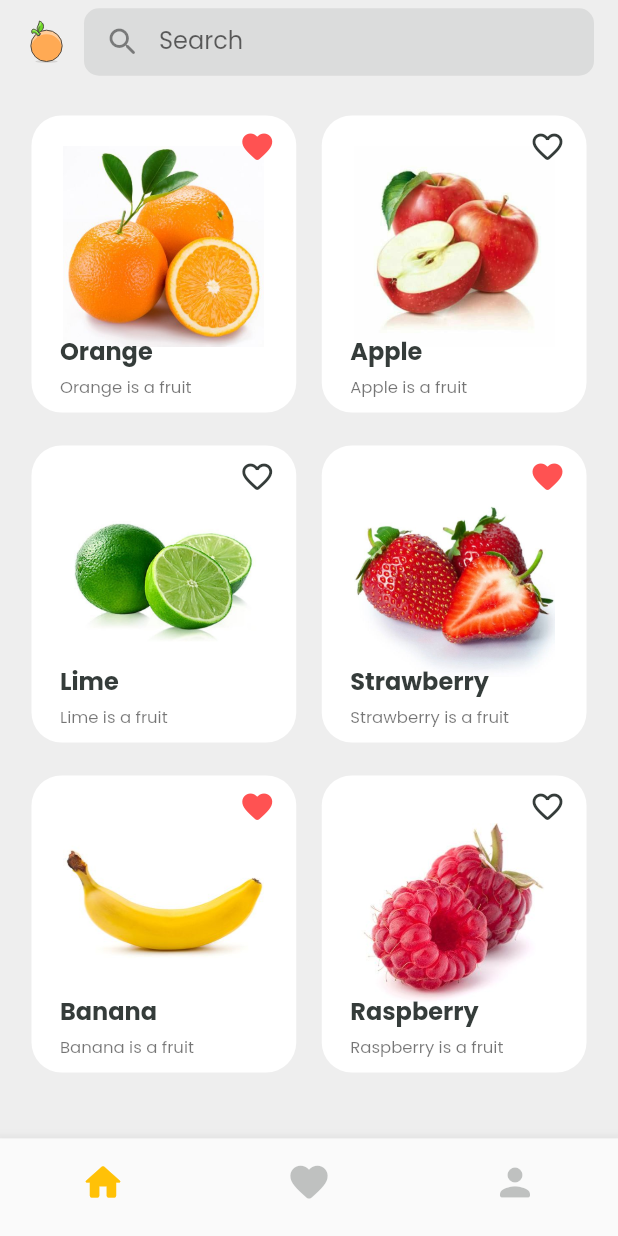
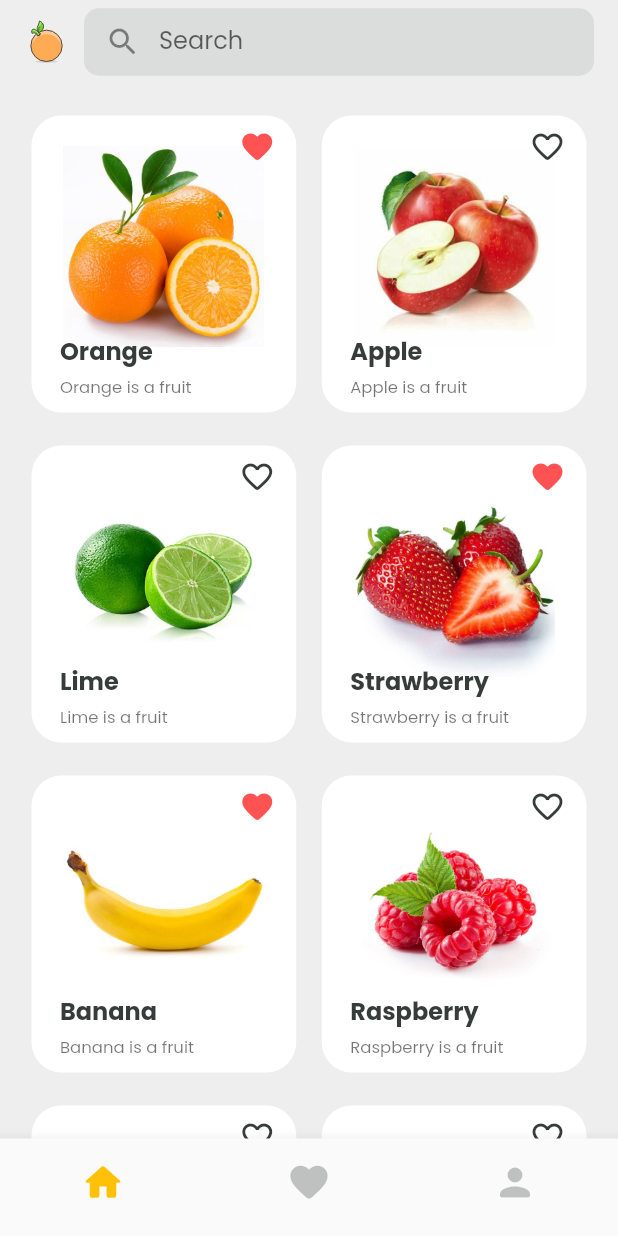
Before and after one commit to eliascreates/Fruit-Tiedot, a Flutter app: the screen it shows after launch, on a phone screen of 412 x 824 dp. Run offline on Flutter 3.47's test engine with Material 2 defaults, Android fonts, the phone set to English and light mode, and no system bars; our stand-ins replace flutter_svg, google_fonts.

Commit message:
Build fruit detail screen and Add More Fruit assets

```diff
--- a/lib/main.dart
+++ b/lib/main.dart
@@ -18,13 +18,14 @@ class MyApp extends StatelessWidget {
       debugShowCheckedModeBanner: false,
       title: "Fruits Tiedot App",
       theme: ThemeData(
+        scaffoldBackgroundColor: Colors.grey[200],
         primaryColor: kSecondaryColor,
         primarySwatch: Colors.amber,
         iconTheme: const IconThemeData(color: kBgColorDark),
         textTheme: GoogleFonts.poppinsTextTheme(Theme.of(context).textTheme)
             .apply(bodyColor: kBgColorDark),
       ),
-      darkTheme: darkThemeData(context),
+      // darkTheme: darkThemeData(context),
       home: const MainScreen(),
     );
   }
--- a/lib/models/fruits.dart
+++ b/lib/models/fruits.dart
@@ -5,11 +5,12 @@ class Fruit {
     required this.name,
     required this.description,
     required this.imageSrc,
+    required this.detailImageSrc,
     required this.calories,
     this.isFavorite = false,
   });
 
-  final String name, imageSrc, description;
+  final String name, imageSrc, detailImageSrc, description;
   final int calories;
   bool isFavorite;
 
@@ -23,6 +24,7 @@ List fruits = [
     name: "Orange",
     description: "Orange is a fruit",
     imageSrc: "assets/images/orangeIcon.jpeg",
+    detailImageSrc: "assets/images/orangePhoto.jpeg",
     calories: 45,
     isFavorite: true,
   ),
@@ -30,6 +32,7 @@ List fruits = [
     name: "Apple",
     description: "Apple is a fruit",
     imageSrc: "assets/images/appleIcon.jpeg",
+    detailImageSrc: "assets/images/applePhoto.png",
     calories: 45,
     isFavorite: false,
   ),
@@ -37,6 +40,7 @@ List fruits = [
     name: "Lime",
     description: "Lime is a fruit",
     imageSrc: "assets/images/limeIcon.jpeg",
+    detailImageSrc: "assets/images/limePhoto.jpeg",
     calories: 45,
     isFavorite: false,
   ),
@@ -44,6 +48,7 @@ List fruits = [
     name: "Strawberry",
     description: "Strawberry is a fruit",
     imageSrc: "assets/images/strawberryIcon.jpeg",
+    detailImageSrc: "assets/images/strawberryPhoto.png",
     calories: 45,
     isFavorite: true,
   ),
@@ -51,6 +56,7 @@ List fruits = [
     name: "Banana",
     description: "Banana is a fruit",
     imageSrc: "assets/images/bananaIcon.jpeg",
+    detailImageSrc: "assets/images/bananaPhoto.jpeg",
     calories: 45,
     isFavorite: true,
   ),
@@ -58,6 +64,23 @@ List fruits = [
     name: "Raspberry",
     description: "Raspberry is a fruit",
     imageSrc: "assets/images/raspberryIcon.jpeg",
+    detailImageSrc: "assets/images/raspberryPhoto.jpeg",
+    calories: 45,
+    isFavorite: false,
+  ),
+  Fruit(
+    name: "Watermeon",
+    description: "watermelon is a fruit",
+    imageSrc: "assets/images/watermelonIcon.jpeg",
+    detailImageSrc: "assets/images/watermelonPhoto.jpeg",
+    calories: 45,
+    isFavorite: false,
+  ),
+  Fruit(
+    name: "Lemon",
+    description: "Lemon is a fruit",
+    imageSrc: "assets/images/lemonIcon.jpeg",
+    detailImageSrc: "assets/images/lemonPhoto.jpeg",
     calories: 45,
     isFavorite: false,
   ),
--- a/lib/screens/home/components/fruit_card.dart
+++ b/lib/screens/home/components/fruit_card.dart
@@ -3,13 +3,23 @@ import 'package:fruit_tiedot/constants.dart';
 import 'package:fruit_tiedot/models/fruits.dart';
 
 class FruitCard extends StatelessWidget {
-  const FruitCard({super.key, required this.fruit, required this.onPress});
+  const FruitCard({
+    super.key,
+    required this.fruit,
+    required this.onPress,
+    required this.toggleFavorite,
+  });
+
   final Fruit fruit;
   final VoidCallback onPress;
+  final void Function(Fruit) toggleFavorite;
 
   @override
   Widget build(BuildContext context) {
     return InkWell(
+      onDoubleTap: () {
+        toggleFavorite(fruit);
+      },
       onTap: onPress,
       splashColor: kSecondaryColor,
       splashFactory: InkRipple.splashFactory,
@@ -37,15 +47,15 @@ class FruitCard extends StatelessWidget {
           Positioned(
             top: 10,
             right: 15,
-            child: (fruit.isFavorite)
-                ? const Icon(
-                    Icons.favorite_rounded,
-                    color: Colors.redAccent,
-                  )
-                : const Icon(
-                    Icons.favorite_outline_rounded,
-                    color: kBgColorDark,
-                  ),
+            child: InkWell(
+              onTap: () => toggleFavorite(fruit),
+              child: Icon(
+                (fruit.isFavorite)
+                    ? Icons.favorite_rounded
+                    : Icons.favorite_outline_rounded,
+                color: (fruit.isFavorite) ? Colors.redAccent : kBgColorDark,
+              ),
+            ),
           ),
           Positioned(
             bottom: 30,
--- a/lib/screens/home/home_screen.dart
+++ b/lib/screens/home/home_screen.dart
@@ -6,16 +6,25 @@ import 'package:fruit_tiedot/screens/fruitdetails/fruit_detail_screen.dart';
 import 'components/fruit_card.dart';
 import 'components/home_searchbar.dart';
 
-class HomeScreen extends StatelessWidget {
-  HomeScreen({super.key});
+class HomeScreen extends StatefulWidget {
+  const HomeScreen({super.key});
 
+  @override
+  State<HomeScreen> createState() => _HomeScreenState();
+}
+
+class _HomeScreenState extends State<HomeScreen> {
   final _searchController = TextEditingController();
+
+  void _makeFavorite(Fruit fruit) {
+    setState(() => fruit.toggleFavorite());
+  }
+
   @override
   Widget build(BuildContext context) {
     // final size = MediaQuery.of(context).size;
     debugPrint(_searchController.text);
     return Scaffold(
-      backgroundColor: Colors.grey[200],
       appBar: AppBar(
         backgroundColor: Colors.transparent,
         elevation: 0,
@@ -26,8 +35,8 @@ class HomeScreen extends StatelessWidget {
         child: Padding(
           padding: const EdgeInsets.all(kDefaultPadding),
           child: Column(
-            children: const [
-              FruitCardGridView(),
+            children: [
+              FruitCardGridView(toggleFavorite: _makeFavorite),
             ],
           ),
         ),
@@ -37,9 +46,9 @@ class HomeScreen extends StatelessWidget {
 }
 
 class FruitCardGridView extends StatelessWidget {
-  const FruitCardGridView({
-    super.key,
-  });
+  const FruitCardGridView({super.key, required this.toggleFavorite});
+
+  final void Function(Fruit) toggleFavorite;
 
   @override
   Widget build(BuildContext context) {
@@ -57,6 +66,7 @@ class FruitCardGridView extends StatelessWidget {
       itemCount: fruits.length,
       itemBuilder: ((context, index) => FruitCard(
         fruit: fruits[index],
+        toggleFavorite: toggleFavorite,
         onPress: () => Navigator.of(context).push(
           MaterialPageRoute(
             builder: (context) => FruitDetailScreen(
--- a/lib/screens/main/main_screen.dart
+++ b/lib/screens/main/main_screen.dart
@@ -1,6 +1,6 @@
 import 'package:flutter/material.dart';
-import 'package:flutter_svg/flutter_svg.dart';
-import 'package:fruit_tiedot/constants.dart';
+// import 'package:flutter_svg/flutter_svg.dart';
+// import 'package:fruit_tiedot/constants.dart';
 import 'package:fruit_tiedot/screens/home/home_screen.dart';
 
 import '../favorite/favorite_screen.dart';
```
Also changed, not shown: lib/screens/fruitdetails/fruit_detail_screen.dart (+54 -10 lines), assets/images/applePhoto.png (added), assets/images/bananaPhoto.jpeg (added), assets/images/lemonIcon.jpeg (added), assets/images/lemonPhoto.jpeg (added), assets/images/limePhoto.jpeg (added), assets/images/orangePhoto.jpeg (added), assets/images/raspberryIcon.jpeg, assets/images/raspberryPhoto.jpeg (added), assets/images/strawberryPhoto.png (added), assets/images/watermelonIcon.jpeg (added), assets/images/watermelonPhoto.jpeg (added). Lines whose indentation alone changed are shown as unchanged.
